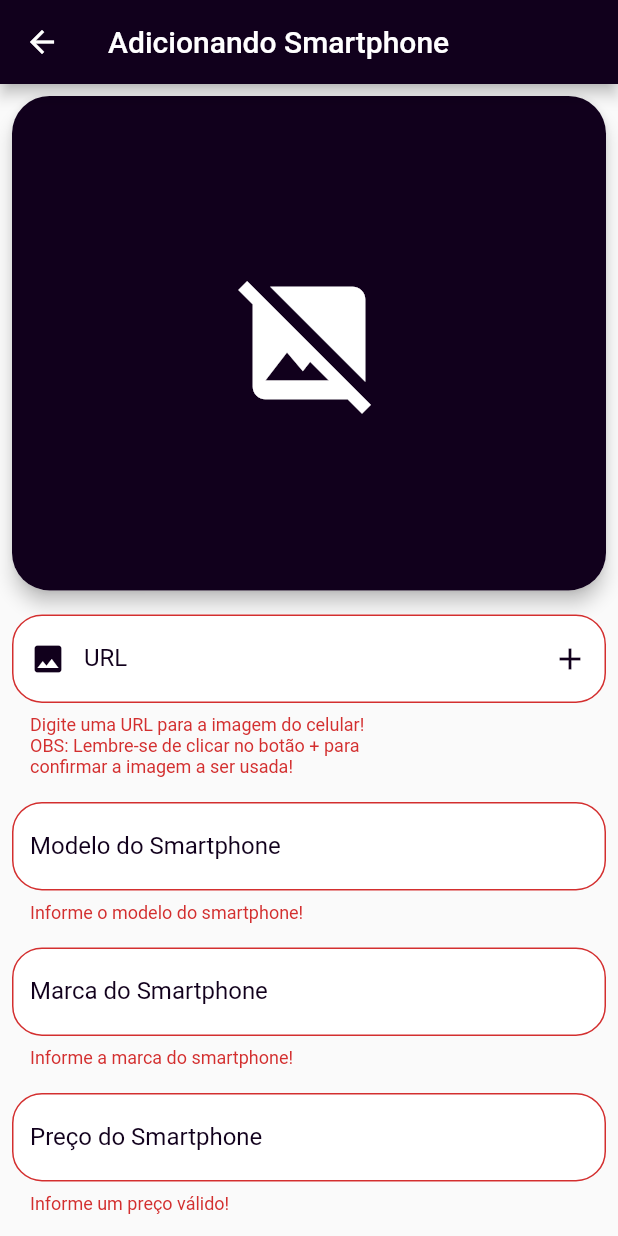
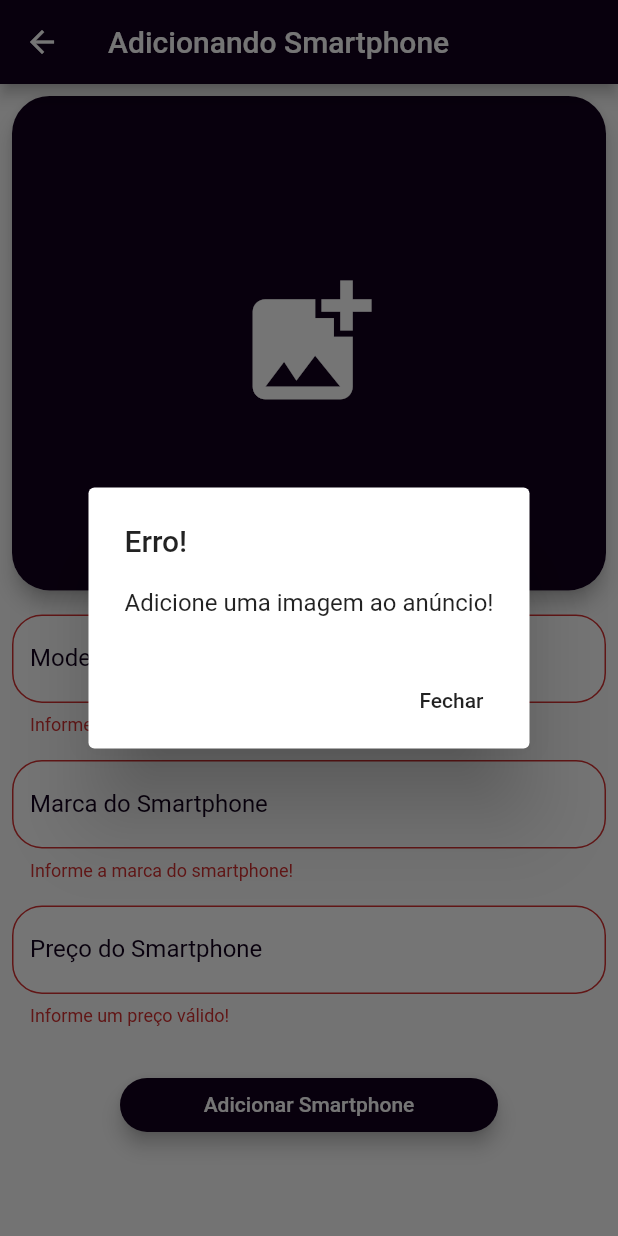
Before and after one commit to felipenario/shop_like_app, a Flutter app: the SmartphoneFormScreen screen opened by its route, after a tap on "Adicionar Smartphone", on a phone screen of 412 x 824 dp. Run offline on Flutter 3.47's test engine with Material 2 defaults, Android fonts, the phone set to English and light mode, and no system bars; our stand-ins replace image_picker.

Commit message:
Atividade Packages.

```diff
--- a/lib/models/smartphone.dart
+++ b/lib/models/smartphone.dart
@@ -1,8 +1,10 @@
+import 'dart:io';
+
 class Smartphone {
   String _model;
   String _brand;
   double _price;
-  String _imageUrl;
+  File _image;
 
   Smartphone();
 
@@ -29,12 +31,12 @@ class Smartphone {
     _price = newPrice;
   }
 
-  String get imageUrl {
-    return _imageUrl;
+  File get image {
+    return _image;
   }
 
-  set imageUrl(String newImageUrl) {
-    _imageUrl = newImageUrl;
+  set image(File newImage) {
+    _image = newImage;
   }
 
 }
--- a/lib/views/smartphone_form_screen.dart
+++ b/lib/views/smartphone_form_screen.dart
@@ -1,4 +1,6 @@
+import 'dart:io';
 import 'package:flutter/material.dart';
+import 'package:image_picker/image_picker.dart';
 import 'package:shop_like_app/models/smartphone.dart';
 import 'package:shop_like_app/utils/app_routes.dart';
 
@@ -16,13 +18,14 @@ class SmartphoneFormScreen extends StatefulWidget {
 
 class _SmartphoneFormScreenState extends State<SmartphoneFormScreen> {
   final _form = GlobalKey<FormState>();
-  final TextEditingController _imageTextEditingController = TextEditingController();
+  final picker = ImagePicker();
   Smartphone _smartphone = Smartphone();
   bool _isEditing = false;
 
   _submitForm() {
     bool isValid = _form.currentState.validate();
-    if (!isValid) {
+    if (!isValid && _smartphone.image == null) {
+      _showImageErrorDialog();
       return;
     }
     _form.currentState.save();
@@ -34,12 +37,79 @@ class _SmartphoneFormScreenState extends State<SmartphoneFormScreen> {
     Navigator.of(context).popUntil(ModalRoute.withName(AppRoutes.SMARTPHONE_SCREEN));
   }
 
+  _getImageFromGallery() async {
+    final pickedFile = await picker.getImage(source: ImageSource.gallery);
+    if(pickedFile != null){
+      setState(() {
+        _smartphone.image = File(pickedFile.path);
+      });
+      Navigator.pop(context);
+    }
+  }
+
+  _getImageFromCamera() async {
+    final pickedFile = await picker.getImage(source: ImageSource.camera);
+    if(pickedFile != null){
+      setState(() {
+        _smartphone.image = File(pickedFile.path);
+      });
+      Navigator.pop(context);
+    }
+  }
+
+  _showModalBottomSheet(){
+    showModalBottomSheet(
+      context: context,
+      builder: (context){
+        return Container(
+          child: Wrap(
+            children: [
+              ListTile(
+                leading: Icon(Icons.add_photo_alternate),
+                title: Text("Selecionar foto da galeria"),
+                onTap: () async {
+                  await _getImageFromGallery();
+                },
+              ),
+              ListTile(
+                leading: Icon(Icons.add_a_photo),
+                title: Text("Tirar foto com a camera"),
+                onTap: () async {
+                  await _getImageFromCamera();
+                },
+              ),
+            ],
+          ),
+        );
+      },
+    );
+  }
+
+  _showImageErrorDialog(){
+    showDialog(
+        context: context,
+        builder: (context) {
+          return AlertDialog(
+            title: Text("Erro!"),
+            content: Text("Adicione uma imagem ao anúncio!"),
+            actions: [
+              FlatButton(
+                  onPressed: (){
+                    Navigator.of(context).pop();
+                  },
+                  child: Text("Fechar"),
+              )
+            ],
+          );
+        },
+    );
+  }
+
   @override
   void initState() {
     if(widget.smartphone != null){
       _isEditing = true;
       _smartphone = widget.smartphone;
-      _imageTextEditingController.text = _smartphone.imageUrl;
     }
     super.initState();
   }
@@ -69,54 +139,33 @@ class _SmartphoneFormScreenState extends State<SmartphoneFormScreen> {
                           color: Theme.of(context).primaryColor,
                         ),
                         height: MediaQuery.of(context).size.height * 0.4,
-                        child: _smartphone.imageUrl != "" && _smartphone.imageUrl != null
-                            ? ClipRRect(
+                        child: _smartphone.image != null
+                            ? InkWell(
                               borderRadius: BorderRadius.circular(25),
-                                child: Image.network(
-                                  _smartphone.imageUrl,
+                              child: ClipRRect(
+                                  borderRadius: BorderRadius.circular(25),
+                                  child: Image.file(
+                                    _smartphone.image,
                                     height: 250,
                                     width: double.infinity,
                                     fit: BoxFit.cover,
                                   ),
+                                ),
+                              onTap: (){
+                                _showModalBottomSheet();
+                              },
                             )
-                            : Icon(
-                                Icons.image_not_supported,
+                            : IconButton(
+                                icon: Icon(
+                                  Icons.add_photo_alternate,
                                   size: 100,
+                                ),
+                                onPressed: (){
+                                  _showModalBottomSheet();
+                                },
                                 color: Theme.of(context).accentColor,
                               ),
                       ),
-                    ),
-                  ),
-                  Padding(
-                    padding: const EdgeInsets.all(8.0),
-                    child: TextFormField(
-                      controller: _imageTextEditingController,
-                      decoration: InputDecoration(
-                        labelText: "URL",
-                        prefixIcon: Icon(
-                          Icons.image,
-                            color: Theme.of(context).primaryColor,
-                        ),
-                        suffixIcon: IconButton(
-                          icon: Icon(
-                              Icons.add,
-                              color: Theme.of(context).primaryColor,
-                          ),
-                          onPressed: () {
-                            setState(() {
-                              _smartphone.imageUrl = _imageTextEditingController.text;
-                            });
-                          },
-                        ),
-                      ),
-                      validator: (value) {
-                        bool isEmpty = value.trim().isEmpty;
-                        bool objectValue = _smartphone.imageUrl == "" || _smartphone.imageUrl == null;
-                        if (isEmpty || objectValue) {
-                          return "Digite uma URL para a imagem do celular! \nOBS: Lembre-se de clicar no botão + para \nconfirmar a imagem a ser usada!";
-                        }
-                        return null;
-                      },
                     ),
                   ),
                   Padding(
--- a/lib/widgets/smartphone_item.dart
+++ b/lib/widgets/smartphone_item.dart
@@ -15,7 +15,7 @@ class SmartphoneItem extends StatelessWidget {
   Widget build(BuildContext context) {
     return ListTile(
       leading: CircleAvatar(
-        backgroundImage: NetworkImage(smartphone.imageUrl),
+        backgroundImage: FileImage(smartphone.image),
       ),
       title: Text(smartphone.model),
       trailing: Container(
--- a/pubspec.yaml
+++ b/pubspec.yaml
@@ -28,6 +28,8 @@ dependencies:
   # The following adds the Cupertino Icons font to your application.
   # Use with the CupertinoIcons class for iOS style icons.
   cupertino_icons: ^1.0.0
+  image_picker: ^0.6.7+22
+  url_launcher: ^5.7.10
 
 dev_dependencies:
   flutter_test:
```
Also changed, not shown: lib/widgets/smartphone_home_item.dart (+94 -10 lines), pubspec.lock. Lines whose indentation alone changed are shown as unchanged.
